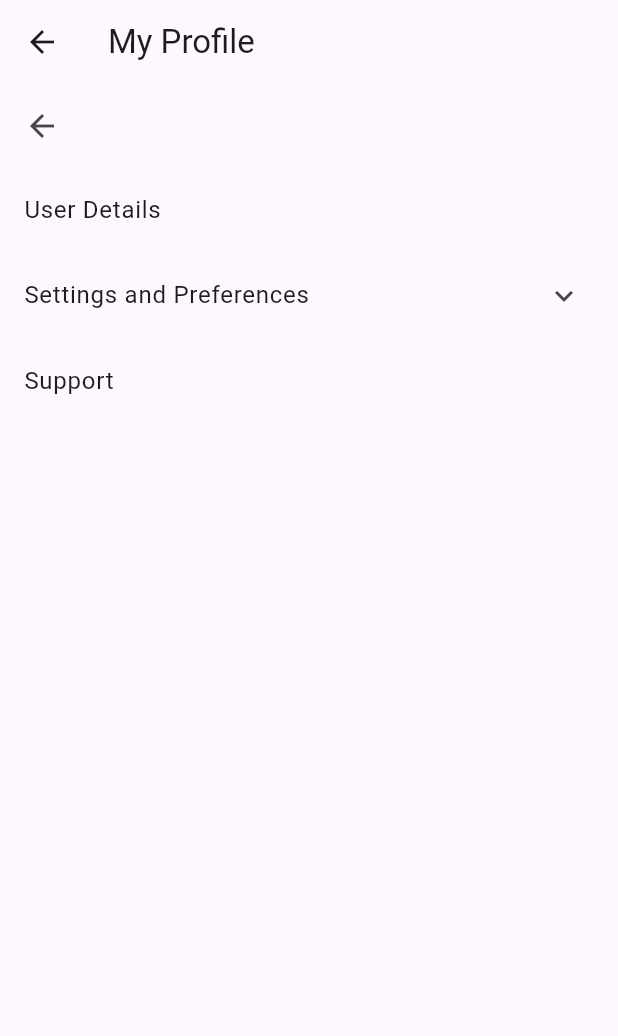
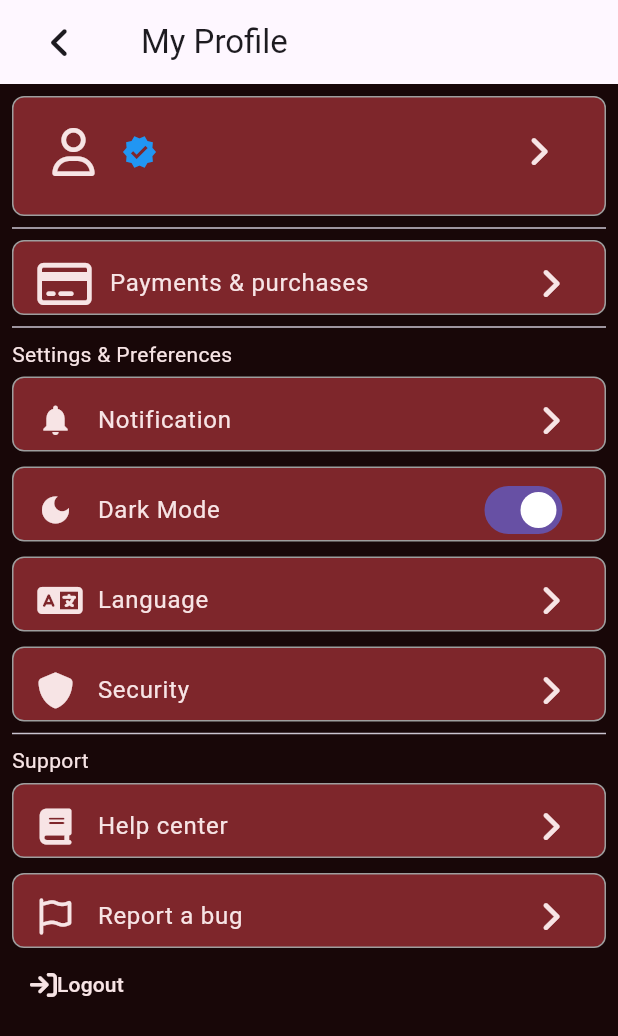
Before and after one commit to DuncanBiwott/butcher-app, a Flutter app: the Profile screen opened directly with empty values, on a phone screen of 412 x 824 dp. Shown: the top 1036 px of the screen. Run offline on Flutter 3.47's test engine with Material 2 defaults, Android fonts, the phone set to English and light mode, and no system bars; our stand-ins replace cloud_firestore, email_validator, firebase_auth, firebase_core, font_awesome_flutter; missing offline and left inert: flutter_flushbar; accounts and stored records are empty.

Commit message:
completed profile

```diff
--- a/lib/views/introduction_page.dart
+++ b/lib/views/introduction_page.dart
@@ -39,6 +39,7 @@ class _IntroDuctionScreenState extends State<IntroDuctionScreen> {
   @override
   Widget build(BuildContext context) {
     return Scaffold(
+      backgroundColor: background,
       body: Stack(
         children: [
           SizedBox(
--- a/lib/views/profile.dart
+++ b/lib/views/profile.dart
@@ -1,6 +1,8 @@
+import 'package:butcher_meat_ordering/constants/constants.dart';
 import 'package:cloud_firestore/cloud_firestore.dart';
 import 'package:firebase_auth/firebase_auth.dart';
 import 'package:flutter/material.dart';
+import 'package:font_awesome_flutter/font_awesome_flutter.dart';
 
 class Profile extends StatefulWidget {
   final FirebaseAuth auth;
@@ -16,67 +18,173 @@ class _ProfileState extends State<Profile> {
   Widget build(BuildContext context) {
     return SafeArea(
       child: Scaffold(
+        backgroundColor: background,
       appBar: AppBar(
-        title: const Text('My Profile'),
+        automaticallyImplyLeading: false,
+        title: Row(
+          children: [
+            IconButton(onPressed: (){
+              Navigator.pop(context);},
+               icon: const Icon(FontAwesomeIcons.angleLeft)),
+            const Padding(
+              padding: EdgeInsets.only(left:30.0),
+              child: Text('My Profile'),
             ),
-      body: ListView(
+          ],
+        ),
+
+      ),
+      body: Padding(
+        padding: const EdgeInsets.all(8.0),
+        child: ListView(
           children: [
-          ListTile(
-            leading: const Icon(Icons.arrow_back),
-            onTap: () {
-              Navigator.pop(context); // Navigate back to previous screen
-            },
-          ),
-          ListTile(
-            title: const Text('User Details'),
+            Container(
+              height: 80,
+              decoration: BoxDecoration(borderRadius: BorderRadius.circular(8.0),border: Border.all(color: Colors.grey),color: accent),
+              child: Padding(
+                padding: const EdgeInsets.all(8.0),
+                child: ListTile(
+                  leading:  Icon(FontAwesomeIcons.user,size: 32,color: textColor,),
+                  trailing:  Icon(FontAwesomeIcons.angleRight,color: textColor,),
+                  title: Row(
+                    children: [
+                      Text("${widget.auth.currentUser?.email}",style: TextStyle(color: textColor),),
+                      const Icon(Icons.verified,color: Colors.blue,)
+                    ],
+                  ) ,
                   onTap: () {
 
                   },
                 ),
-          ExpansionTile(
-            title: const Text('Settings and Preferences'),
-            children: [
-              ListTile(
-                leading: const Icon(Icons.notifications),
-                title: const Text('Notification'),
-                trailing: const Icon(Icons.arrow_forward),
+              ),
+            ),
+            Divider(),
+            Container(
+              height: 50,
+              decoration: BoxDecoration(borderRadius: BorderRadius.circular(8.0),border: Border.all(color: Colors.grey),color: accent),
+              child: Padding(
+                padding: const EdgeInsets.only(bottom:10.0),
+                child: ListTile(
+                  leading:  Icon(FontAwesomeIcons.creditCard,size: 32,color: textColor,),
+                  trailing:  Icon(FontAwesomeIcons.angleRight,color: textColor,),
+                  title:  Text("Payments & purchases",style: TextStyle(color: textColor),) ,
                   onTap: () {
 
                   },
                 ),
-              ListTile(
-                leading: const Icon(Icons.dark_mode),
-                title: const Text('Dark Mode'),
-                trailing: Switch(
-                  value: true, // Replace with actual value from user settings
-                  onChanged: (value) {
-                    // Update user settings for dark mode
-                  },
               ),
             ),
-              ListTile(
-                title: const Text('Language'),
-                trailing: Icon(Icons.arrow_forward),
+            Divider(),
+             Text("Settings & Preferences",style: TextStyle(color: textColor),),
+            const SizedBox(height: 5,),
+            Container(
+              height: 50,
+              decoration: BoxDecoration(borderRadius: BorderRadius.circular(8.0),border: Border.all(color: Colors.grey),color: accent),
+              child: Padding(
+                 padding: const EdgeInsets.only(bottom:10.0),
+                child: ListTile(
+                  leading:  Icon(Icons.notifications,color: textColor,),
+                  title:  Text('Notification',style: TextStyle(color: textColor),),
+                  trailing:  Icon(FontAwesomeIcons.angleRight,color: textColor,),
                   onTap: () {
 
                   },
                 ),
-              ListTile(
-                title: Text('Security'),
-                trailing: Icon(Icons.arrow_forward),
+              ),
+            ),
+            const SizedBox(height: 10,),
+            Container(
+              height: 50,
+              decoration: BoxDecoration(borderRadius: BorderRadius.circular(8.0),border: Border.all(color: Colors.grey),color: accent),
+              child: Padding(
+                padding: const EdgeInsets.only(bottom:10.0),
+                child: ListTile(
+                  leading:  Icon(Icons.dark_mode,color: textColor,),
+                  title:  Text('Dark Mode',style: TextStyle(color: textColor),),
+                  trailing: Switch(
+                    value: true,
+                    onChanged: (value) {
+
+                    },
+                  ),
+                ),
+              ),
+            ),
+            const SizedBox(height: 10,),
+            Container(
+              height: 50,
+              decoration: BoxDecoration(borderRadius: BorderRadius.circular(8.0),border: Border.all(color: Colors.grey),color: accent),
+              child: Padding(
+                 padding: const EdgeInsets.only(bottom:10.0),
+                child: ListTile(
+                  title:  Text('Language',style: TextStyle(color: textColor),),
+                  leading: Icon(FontAwesomeIcons.language,color: textColor,),
+                  trailing:  Icon(FontAwesomeIcons.angleRight,color: textColor,),
                   onTap: () {
 
                   },
                 ),
-            ],
               ),
-          ListTile(
-            title: Text('Support'),
+            ),
+            const SizedBox(height: 10,),
+            Container(
+              height: 50,
+              decoration: BoxDecoration(borderRadius: BorderRadius.circular(8.0),border: Border.all(color: Colors.grey),color: accent),
+              child: Padding(
+                 padding: const EdgeInsets.only(bottom:10.0),
+                child: ListTile(
+                  title: Text('Security',style: TextStyle(color: textColor),),
+                  leading: Icon(FontAwesomeIcons.shield,color: textColor,),
+                 trailing:  Icon(FontAwesomeIcons.angleRight,color: textColor,),
                   onTap: () {
 
                   },
                 ),
+              ),
+            ),
+            Divider(),
+            //Support Section
+            Text('Support',style: TextStyle(color: textColor),),
+            const SizedBox(height: 5,),
+            Container(
+              height: 50,
+              decoration: BoxDecoration(borderRadius: BorderRadius.circular(8.0),border: Border.all(color: Colors.grey),color: accent),
+              child: Padding(
+                 padding: const EdgeInsets.only(bottom:10.0),
+                child: ListTile(
+                      title: Text('Help center',style: TextStyle(color: textColor),),
+                      leading:  Icon(FontAwesomeIcons.book,color: textColor,),
+                      trailing:  Icon(FontAwesomeIcons.angleRight,color: textColor,),
+                      onTap: () {
+
+                      },
+                    ),
+              ),
+            ),
+            const SizedBox(height: 10,),
+                Container(
+                  height: 50,
+                  decoration: BoxDecoration(borderRadius: BorderRadius.circular(8.0),border: Border.all(color: Colors.grey),color: accent),
+                  child: Padding(
+                     padding: const EdgeInsets.only(bottom:10.0),
+                    child: ListTile(
+                      title: Text('Report a bug',style: TextStyle(color: textColor),),
+                      leading: Icon(FontAwesomeIcons.flag,color: textColor,),
+                     trailing:  Icon(FontAwesomeIcons.angleRight,color: textColor,),
+                      onTap: () {
+
+                      },
+                    ),
+                  ),
+                ),
+                TextButton(onPressed: (){}, child:  Row(
+                  children: [
+                    Icon(FontAwesomeIcons.arrowRightToBracket,color: textColor),
+                    Text("Logout",style: TextStyle(color: textColor),)
                   ],
+                ))
+          ],
+        ),
       ),
     )
     );
```
Also changed, not shown: lib/views/login/login.dart (+16 -10 lines), lib/views/register/register.dart (+15 -15 lines). Lines whose indentation alone changed are shown as unchanged.
